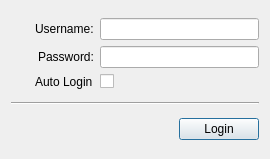
Above: src/gui/login.ui from javierllorente/qactus before the change. Below: the same form after it.
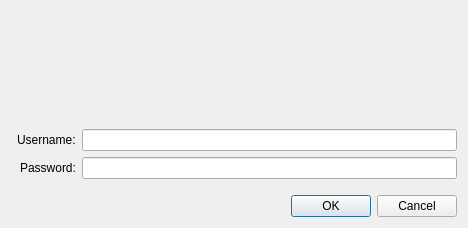
That is the form after the change. Icons and pictures are not drawn.

Commit message: Improve login dialog: - Show API URL - Remove auto login - Make it sexy

Patch:
```diff
--- a/src/gui/login.ui
+++ b/src/gui/login.ui
@@ -9,31 +9,33 @@
    <rect>
     <x>0</x>
     <y>0</y>
-    <width>270</width>
-    <height>159</height>
+    <width>468</width>
+    <height>228</height>
    </rect>
   </property>
   <property name="windowTitle">
    <string>Login</string>
   </property>
   <layout class="QGridLayout" name="gridLayout_Dialog">
-   <item row="0" column="2">
+   <item row="1" column="0">
+    <widget class="QDialogButtonBox" name="buttonBox">
+     <property name="standardButtons">
+      <set>QDialogButtonBox::Cancel|QDialogButtonBox::Ok</set>
+     </property>
+    </widget>
+   </item>
+   <item row="0" column="0">
     <layout class="QGridLayout" name="gridLayout">
+     <property name="leftMargin">
+      <number>6</number>
+     </property>
+     <property name="rightMargin">
+      <number>0</number>
+     </property>
+     <property name="bottomMargin">
+      <number>10</number>
+     </property>
      <item row="2" column="1">
-      <widget class="QCheckBox" name="checkBox_AutoLogin">
-       <property name="text">
-        <string/>
-       </property>
-      </widget>
-     </item>
-     <item row="1" column="0" alignment="Qt::AlignRight">
-      <widget class="QLabel" name="label_Password">
-       <property name="text">
-        <string>Password:</string>
-       </property>
-      </widget>
-     </item>
-     <item row="1" column="1">
       <widget class="QLineEdit" name="lineEdit_Password">
        <property name="focusPolicy">
         <enum>Qt::StrongFocus</enum>
@@ -46,65 +48,32 @@
        </property>
       </widget>
      </item>
-     <item row="0" column="0" alignment="Qt::AlignRight">
+     <item row="1" column="0" alignment="Qt::AlignRight">
       <widget class="QLabel" name="label_Username">
        <property name="text">
         <string>Username:</string>
        </property>
       </widget>
      </item>
-     <item row="0" column="1">
+     <item row="2" column="0" alignment="Qt::AlignRight">
+      <widget class="QLabel" name="label_Password">
+       <property name="text">
+        <string>Password:</string>
+       </property>
+      </widget>
+     </item>
+     <item row="1" column="1">
       <widget class="QLineEdit" name="lineEdit_Username"/>
      </item>
-     <item row="2" column="0">
-      <widget class="QLabel" name="label_AutoLogin">
+     <item row="0" column="1">
+      <widget class="QLabel" name="label_API">
        <property name="text">
-        <string>Auto Login</string>
+        <string/>
        </property>
       </widget>
      </item>
     </layout>
    </item>
-   <item row="2" column="2" alignment="Qt::AlignRight">
-    <widget class="QPushButton" name="pushButton_Login">
-     <property name="text">
-      <string>Login</string>
-     </property>
-    </widget>
-   </item>
-   <item row="0" column="0">
-    <widget class="QLabel" name="label">
-     <property name="text">
-      <string/>
-     </property>
-     <property name="pixmap">
-      <pixmap resource="../../application.qrc">:/icons/dialog-password.png</pixmap>
-     </property>
-    </widget>
-   </item>
-   <item row="0" column="1">
-    <spacer name="horizontalSpacer">
-     <property name="orientation">
-      <enum>Qt::Horizontal</enum>
-     </property>
-     <property name="sizeType">
-      <enum>QSizePolicy::Fixed</enum>
-     </property>
-     <property name="sizeHint" stdset="0">
-      <size>
-       <width>5</width>
-       <height>20</height>
-      </size>
-     </property>
-    </spacer>
-   </item>
-   <item row="1" column="0" colspan="3">
-    <widget class="Line" name="line">
-     <property name="orientation">
-      <enum>Qt::Horizontal</enum>
-     </property>
-    </widget>
-   </item>
   </layout>
  </widget>
  <resources>
```
Left out of the diff: 23 changed lines with no effect on the pictures. The commit also changes 2 other files.
